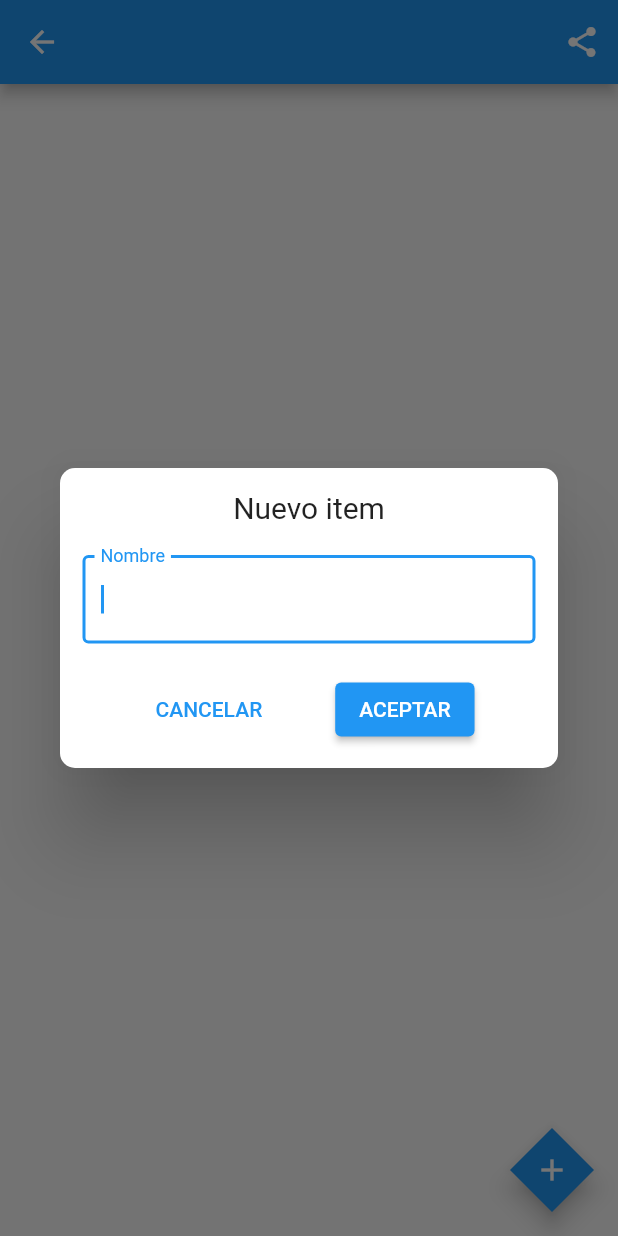
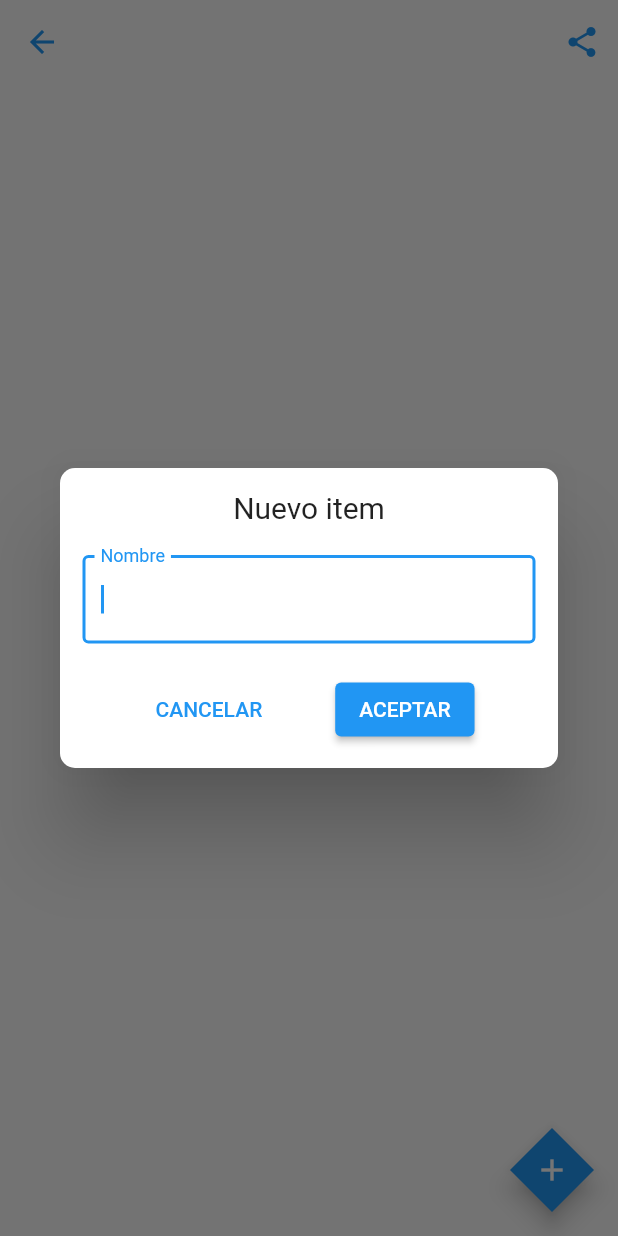
Before and after one commit to gonzalogauto/compras_app, a Flutter app: the DetailPageView screen opened directly with empty values, after a tap on the "add" icon, on a phone screen of 412 x 824 dp. Run offline on Flutter 3.47's test engine with Material 2 defaults, Android fonts, the phone set to English and light mode, and no system bars; our stand-ins replace bloc, flutter_bloc, google_fonts, moor, moor_flutter, share_plus and 1 more; accounts and stored records are empty; generated files the repository leaves out were written again.

Commit message:
update colors and styles

```diff
--- a/lib/screens/list_detail_page.dart
+++ b/lib/screens/list_detail_page.dart
@@ -60,14 +60,25 @@ class _DetailPageViewState extends State<DetailPageView> {
 
     return Scaffold(
       appBar: AppBar(
-        title: Text(args.name, style: GoogleFonts.lato()),
+        iconTheme: IconThemeData(
+          color: Theme.of(context).colorScheme.secondary,
+        ),
+        title: Text(args.name,
+            style: GoogleFonts.lato(
+                color: Theme.of(context).colorScheme.secondary,
+                fontWeight: FontWeight.bold)),
+        elevation: 0,
         centerTitle: true,
+          backgroundColor: Theme.of(context).scaffoldBackgroundColor,
         actions: [
           IconButton(
               onPressed: () => _share(
                     args.name,
                   ),
-              icon: const Icon(Icons.share))
+              icon: Icon(
+                Icons.share,
+                color: Theme.of(context).colorScheme.secondary,
+              ))
         ],
       ),
       body: StreamBuilder(
@@ -211,7 +222,6 @@ class _DetailPageViewState extends State<DetailPageView> {
                             mainAxisAlignment: MainAxisAlignment.spaceEvenly,
                             children: [
                               TextButton(
-
                                   onPressed: () => Navigator.pop(context),
                                   child: Text(
                                     'CANCELAR',
```
Also changed, not shown: lib/widgets/delete_dialog.dart (+10 -1 lines), lib/widgets/edit_dialog.dart (+8 -1 lines).
